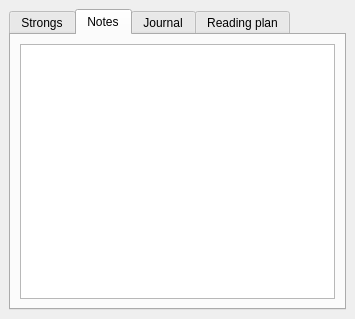
axsapronov/QSopherim, file src/gui/panel/leftpanel/leftpanel2.ui: the form before one commit.
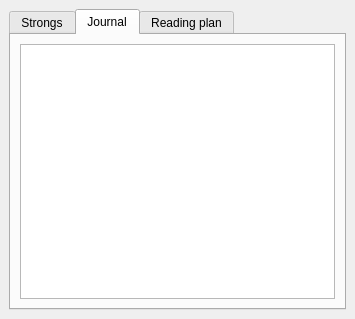
The form after the commit. The open tabs and pages were chosen to show the change.

Commit message: [GUI] add function to rightpanel

```diff
--- a/src/gui/panel/leftpanel/leftpanel2.ui
+++ b/src/gui/panel/leftpanel/leftpanel2.ui
@@ -36,16 +36,6 @@
         </item>
        </layout>
       </widget>
-      <widget class="QWidget" name="tab_2">
-       <attribute name="title">
-        <string>Notes</string>
-       </attribute>
-       <layout class="QGridLayout" name="gridLayout_3">
-        <item row="0" column="0">
-         <widget class="QListView" name="ListViewNote"/>
-        </item>
-       </layout>
-      </widget>
       <widget class="QWidget" name="tab_3">
        <attribute name="title">
         <string>Journal</string>
```
Left out of the diff: 2 changed lines with no effect on the pictures. The commit also changes 6 other files.
